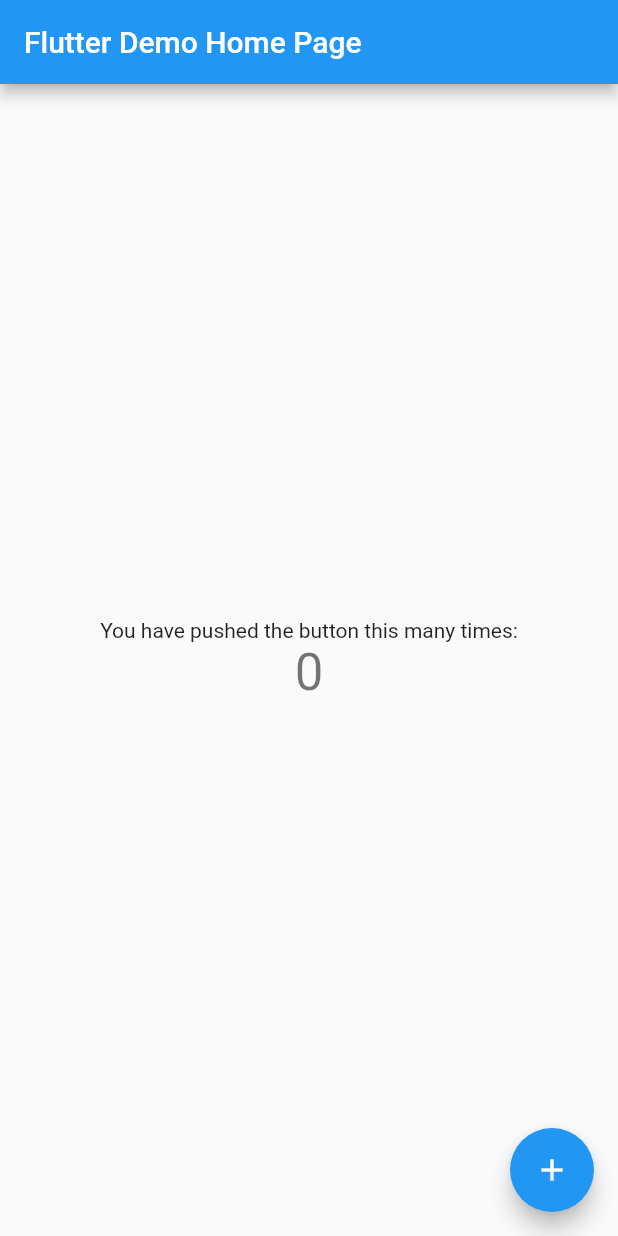
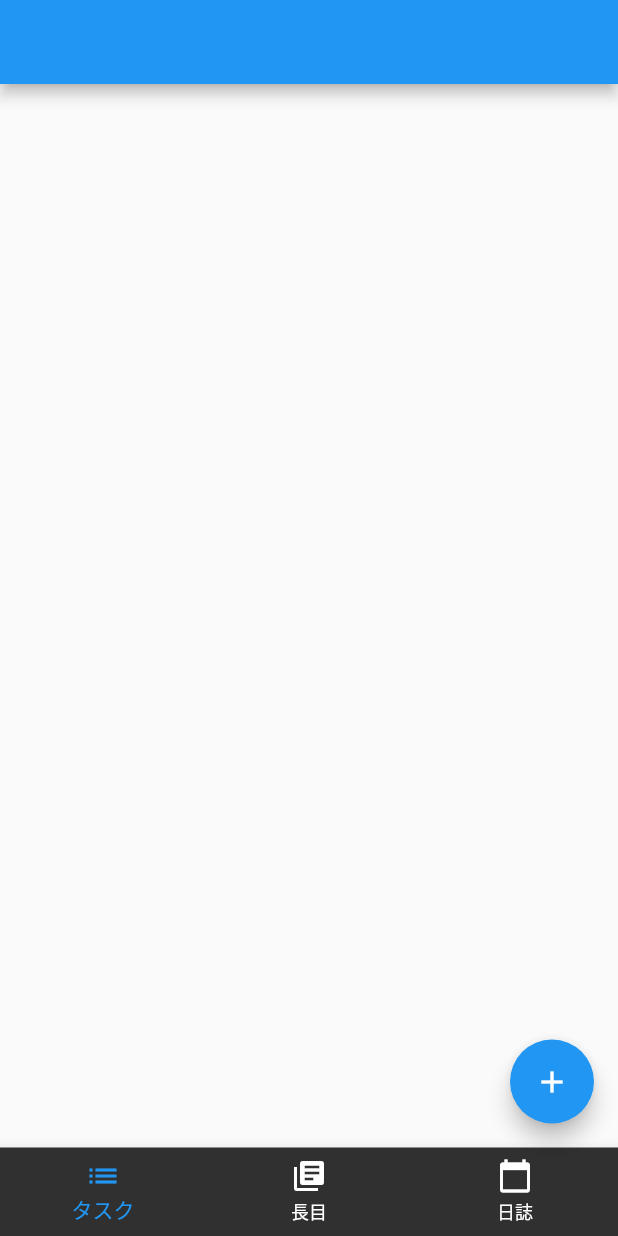
Before and after one commit to yoichiyy/taskapp2, a Flutter app: the screen it shows after launch, on a phone screen of 412 x 824 dp. Run offline on Flutter 3.47's test engine with Material 2 defaults, Android fonts, the phone set to English and light mode, and no system bars.

Commit message:
1/12　ボトムナビゲーションバーを初めて作りました

```diff
--- a/lib/main.dart
+++ b/lib/main.dart
@@ -10,107 +10,44 @@ class MyApp extends StatelessWidget {
   Widget build(BuildContext context) {
     return MaterialApp(
       title: 'Flutter Demo',
-      theme: ThemeData(
-        // This is the theme of your application.
-        //
-        // Try running your application with "flutter run". You'll see the
-        // application has a blue toolbar. Then, without quitting the app, try
-        // changing the primarySwatch below to Colors.green and then invoke
-        // "hot reload" (press "r" in the console where you ran "flutter run",
-        // or simply save your changes to "hot reload" in a Flutter IDE).
-        // Notice that the counter didn't reset back to zero; the application
-        // is not restarted.
-        primarySwatch: Colors.blue,
-        // This makes the visual density adapt to the platform that you run
-        // the app on. For desktop platforms, the controls will be smaller and
-        // closer together (more dense) than on mobile platforms.
-        visualDensity: VisualDensity.adaptivePlatformDensity,
-      ),
-      home: MyHomePage(title: 'Flutter Demo Home Page'),
+      home: MyHomePage(),
     );
   }
 }
 
 class MyHomePage extends StatefulWidget {
-  MyHomePage({Key key, this.title}) : super(key: key);
-
-  // This widget is the home page of your application. It is stateful, meaning
-  // that it has a State object (defined below) that contains fields that affect
-  // how it looks.
-
-  // This class is the configuration for the state. It holds the values (in this
-  // case the title) provided by the parent (in this case the App widget) and
-  // used by the build method of the State. Fields in a Widget subclass are
-  // always marked "final".
-
-  final String title;
+  MyHomePage({Key key}) : super(key: key);
 
   @override
   _MyHomePageState createState() => _MyHomePageState();
 }
 
 class _MyHomePageState extends State<MyHomePage> {
-  int _counter = 0;
-
-  void _incrementCounter() {
-    setState(() {
-      // This call to setState tells the Flutter framework that something has
-      // changed in this State, which causes it to rerun the build method below
-      // so that the display can reflect the updated values. If we changed
-      // _counter without calling setState(), then the build method would not be
-      // called again, and so nothing would appear to happen.
-      _counter++;
-    });
-  }
+  int currentIndex = 0;
 
   @override
   Widget build(BuildContext context) {
-    // This method is rerun every time setState is called, for instance as done
-    // by the _incrementCounter method above.
-    //
-    // The Flutter framework has been optimized to make rerunning build methods
-    // fast, so that you can just rebuild anything that needs updating rather
-    // than having to individually change instances of widgets.
     return Scaffold(
-      appBar: AppBar(
-        // Here we take the value from the MyHomePage object that was created by
-        // the App.build method, and use it to set our appbar title.
-        title: Text(widget.title),
+      appBar: AppBar(),
+      body: Center(),
+      floatingActionButton: FloatingActionButton(
+        child: Icon(Icons.add),
       ),
-      body: Center(
-        // Center is a layout widget. It takes a single child and positions it
-        // in the middle of the parent.
-        child: Column(
-          // Column is also a layout widget. It takes a list of children and
-          // arranges them vertically. By default, it sizes itself to fit its
-          // children horizontally, and tries to be as tall as its parent.
-          //
-          // Invoke "debug painting" (press "p" in the console, choose the
-          // "Toggle Debug Paint" action from the Flutter Inspector in Android
-          // Studio, or the "Toggle Debug Paint" command in Visual Studio Code)
-          // to see the wireframe for each widget.
-          //
-          // Column has various properties to control how it sizes itself and
-          // how it positions its children. Here we use mainAxisAlignment to
-          // center the children vertically; the main axis here is the vertical
-          // axis because Columns are vertical (the cross axis would be
-          // horizontal).
-          mainAxisAlignment: MainAxisAlignment.center,
-          children: <Widget>[
-            Text(
-              'You have pushed the button this many times:',
-            ),
-            Text(
-              '$_counter',
-              style: Theme.of(context).textTheme.headline4,
-            ),
-          ],
-        ),
-      ),
-      floatingActionButton: FloatingActionButton(
-        onPressed: _incrementCounter,
-        tooltip: 'Increment',
-        child: Icon(Icons.add),
+      bottomNavigationBar: BottomNavigationBar(
+        unselectedItemColor: Colors.white,
+        backgroundColor: Colors.grey[850], //プロパティ
+        currentIndex: currentIndex,
+        onTap: (index) {
+          setState(() {
+            currentIndex = index;
+          });
+        },
+        items: [
+          BottomNavigationBarItem(icon: Icon(Icons.list), label: "タスク"),
+          BottomNavigationBarItem(icon: Icon(Icons.library_books), label: "長目"),
+          BottomNavigationBarItem(
+              icon: Icon(Icons.calendar_today), label: "日誌"),
+        ],
       ), // This trailing comma makes auto-formatting nicer for build methods.
     );
   }
```
